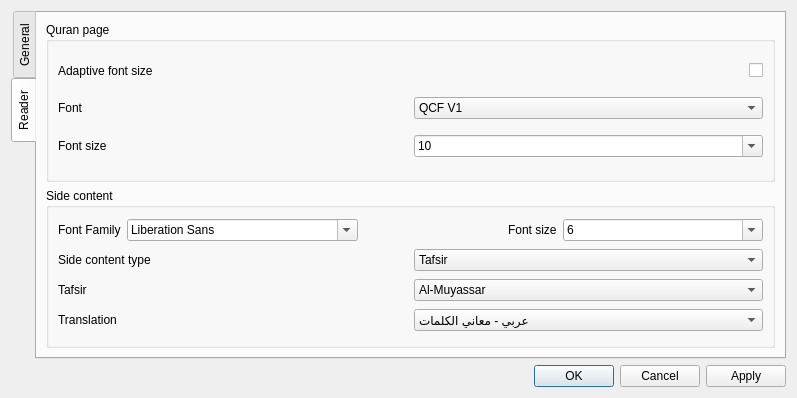
This is src/core/settingsdialog.ui in 0xzer0x/quran-companion as Qt 5 draws it before an edit. The edited form follows.
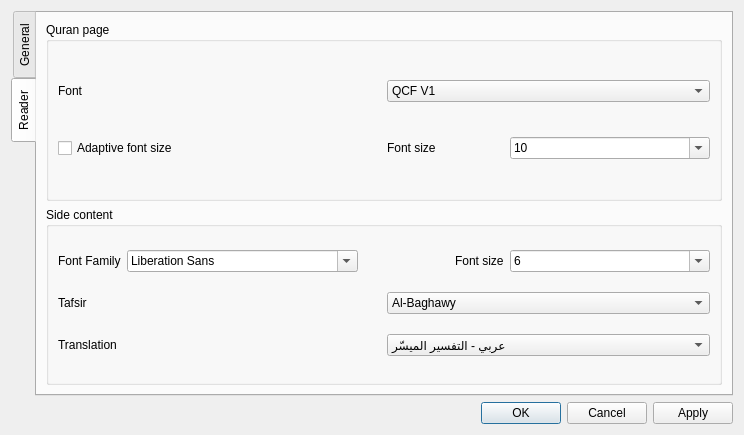
This is the edited form. The open tabs and pages were chosen to show the change.

Commit message:
Side content refactoring (#4)
* side panel shows translation only, tafsir opens in a separate dialog

* added verse of the day menu action

* Update notificationmanager.cpp

Diff of the .ui file:
```diff
--- a/src/core/settingsdialog.ui
+++ b/src/core/settingsdialog.ui
@@ -6,8 +6,8 @@
    <rect>
     <x>0</x>
     <y>0</y>
-    <width>797</width>
-    <height>398</height>
+    <width>744</width>
+    <height>435</height>
    </rect>
   </property>
   <property name="windowTitle">
@@ -134,37 +134,6 @@
           <string>Quran page</string>
          </property>
          <layout class="QVBoxLayout" name="verticalLayout_3">
-          <item>
-           <layout class="QHBoxLayout" name="horizontalLayout_14">
-            <item>
-             <widget class="QLabel" name="lbAdaptive">
-              <property name="text">
-               <string>Adaptive font size</string>
-              </property>
-             </widget>
-            </item>
-            <item>
-             <spacer name="horizontalSpacer_4">
-              <property name="orientation">
-               <enum>Qt::Horizontal</enum>
-              </property>
-              <property name="sizeHint" stdset="0">
-               <size>
-                <width>40</width>
-                <height>20</height>
-               </size>
-              </property>
-             </spacer>
-            </item>
-            <item>
-             <widget class="QCheckBox" name="chkAdaptive">
-              <property name="text">
-               <string/>
-              </property>
-             </widget>
-            </item>
-           </layout>
-          </item>
           <item>
            <layout class="QHBoxLayout" name="horizontalLayout_3">
             <item>
@@ -191,6 +160,15 @@
            </layout>
           </item>
           <item>
+           <layout class="QHBoxLayout" name="horizontalLayout_5">
+            <item>
+             <widget class="QCheckBox" name="chkAdaptive">
+              <property name="text">
+               <string>Adaptive font size</string>
+              </property>
+             </widget>
+            </item>
+            <item>
            <layout class="QHBoxLayout" name="horizontalLayout_4">
             <item>
              <widget class="QLabel" name="lbQuranFontSz">
@@ -280,6 +258,8 @@
            </layout>
           </item>
          </layout>
+          </item>
+         </layout>
         </widget>
        </item>
        <item>
@@ -424,31 +404,6 @@
             </item>
            </layout>
           </item>
-          <item>
-           <layout class="QHBoxLayout" name="horizontalLayout_5">
-            <item>
-             <widget class="QLabel" name="lbSideContent">
-              <property name="text">
-               <string>Side content type</string>
-              </property>
-             </widget>
-            </item>
-            <item>
-             <widget class="QComboBox" name="cmbSideContent">
-              <item>
-               <property name="text">
-                <string>Tafsir</string>
-               </property>
-              </item>
-              <item>
-               <property name="text">
-                <string>Translation</string>
-               </property>
-              </item>
-             </widget>
-            </item>
-           </layout>
-          </item>
           <item>
            <layout class="QHBoxLayout" name="horizontalLayout_6">
             <item>
@@ -460,11 +415,6 @@
             </item>
             <item>
              <widget class="QComboBox" name="cmbTafsir">
-              <item>
-               <property name="text">
-                <string>Al-Muyassar</string>
-               </property>
-              </item>
               <item>
                <property name="text">
                 <string>Al-Baghawy</string>
@@ -535,6 +485,11 @@
             </item>
             <item>
              <widget class="QComboBox" name="cmbTranslation">
+              <item>
+               <property name="text">
+                <string>عربي - التفسير الميسّر</string>
+               </property>
+              </item>
               <item>
                <property name="text">
                 <string>عربي - معاني الكلمات</string>
```
Left out of the diff: 62 changed lines with no effect on the pictures. Lines whose indentation alone changed are shown as unchanged. The commit also changes 28 other files.
